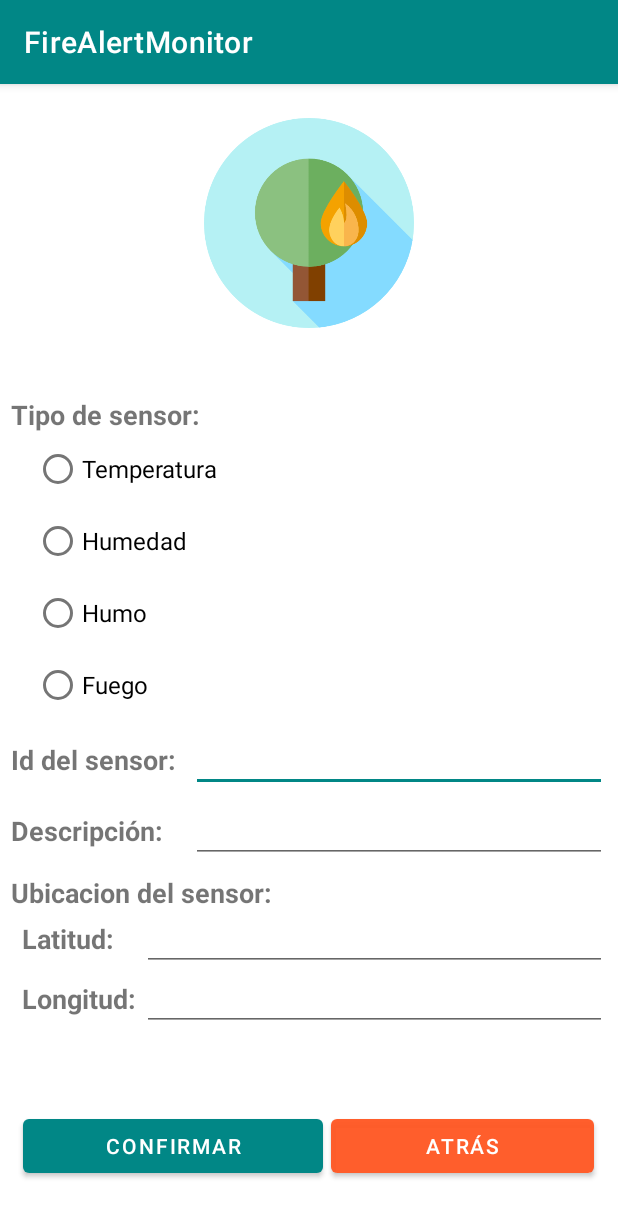
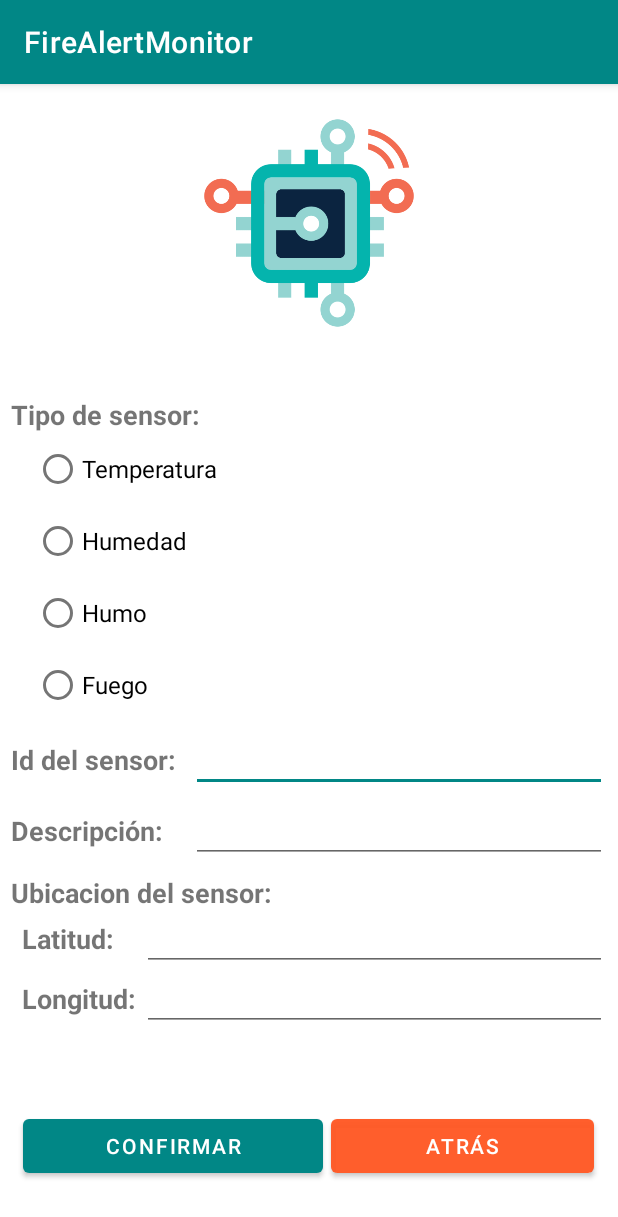
Before and after one commit to amst-fiec/2T2021-Monitoreo-y-detecci-n-de-incendios-en-bosques, an Android app: the RegistrarDispositivo_Activity screen opened directly, with no data from a screen before it, on a phone screen of 412 x 824 dp. Shown: the top 1217 px of the screen. Run offline under Robolectric (Android 15) with nearby library versions, the phone set to English and light mode, and no system bars.

Commit message:
Agregado icono iot_icon

```diff
--- a/ProyectoAMST_AndroidStudio/app/src/main/AndroidManifest.xml
+++ b/ProyectoAMST_AndroidStudio/app/src/main/AndroidManifest.xml
@@ -4,9 +4,9 @@
 
     <application
         android:allowBackup="true"
-        android:icon="@mipmap/ic_launcher_round"
+        android:icon="@drawable/logo_app"
         android:label="FireAlertMonitor"
-        android:roundIcon="@mipmap/ic_launcher_round"
+        android:roundIcon="@drawable/logo_app"
         android:supportsRtl="true"
         android:theme="@style/Theme.FireAlertMonitor_grupo4">
         <activity
--- a/ProyectoAMST_AndroidStudio/app/src/main/java/com/example/firealertmonitor_grupo4/DispositivosRegistrados_Activity.java
+++ b/ProyectoAMST_AndroidStudio/app/src/main/java/com/example/firealertmonitor_grupo4/DispositivosRegistrados_Activity.java
@@ -17,7 +17,5 @@ public class DispositivosRegistrados_Activity extends AppCompatActivity {
 
     public void volver(View view){
         finish();
-        Intent menu = new Intent(this, MenuPrincipal_Activity.class);
-        startActivity(menu);
     }
 }
--- a/ProyectoAMST_AndroidStudio/app/src/main/java/com/example/firealertmonitor_grupo4/RegistrarDispositivo_Activity.java
+++ b/ProyectoAMST_AndroidStudio/app/src/main/java/com/example/firealertmonitor_grupo4/RegistrarDispositivo_Activity.java
@@ -3,6 +3,7 @@ package com.example.firealertmonitor_grupo4;
 import androidx.appcompat.app.AppCompatActivity;
 
 import android.os.Bundle;
+import android.view.View;
 
 public class RegistrarDispositivo_Activity extends AppCompatActivity {
 
@@ -11,4 +12,8 @@ public class RegistrarDispositivo_Activity extends AppCompatActivity {
         super.onCreate(savedInstanceState);
         setContentView(R.layout.activity_registrar_dispositivo);
     }
+
+    public void volver(View view){
+        finish();
+    }
 }
--- a/ProyectoAMST_AndroidStudio/app/src/main/res/layout/activity_registrar_dispositivo.xml
+++ b/ProyectoAMST_AndroidStudio/app/src/main/res/layout/activity_registrar_dispositivo.xml
@@ -28,7 +28,7 @@
                 android:layout_height="140dp"
                 android:layout_marginTop="15dp"
                 android:adjustViewBounds="true"
-                app:srcCompat="@drawable/logo_app" />
+                app:srcCompat="@drawable/iot_icon" />
 
             <TextView
                 android:id="@+id/txt_tipoSensorLabel"
@@ -205,6 +205,7 @@
                     android:layout_width="175dp"
                     android:layout_height="wrap_content"
                     android:layout_gravity="center_horizontal"
+                    android:onClick="volver"
                     android:text="Atrás"
                     app:backgroundTint="#F3FF5722" />
 
--- a/ProyectoAMST_AndroidStudio/app/src/main/res/mipmap-anydpi-v26/ic_launcher.xml
+++ b/ProyectoAMST_AndroidStudio/app/src/main/res/mipmap-anydpi-v26/ic_launcher.xml
@@ -1,5 +1,5 @@
 <?xml version="1.0" encoding="utf-8"?>
 <adaptive-icon xmlns:android="http://schemas.android.com/apk/res/android">
     <background android:drawable="@color/ic_launcher_background"/>
-    <foreground android:drawable="@mipmap/ic_launcher"/>
+    <foreground android:drawable="@drawable/logo_app"/>
 </adaptive-icon>
--- a/ProyectoAMST_AndroidStudio/app/src/main/res/mipmap-anydpi-v26/ic_launcher_round.xml
+++ b/ProyectoAMST_AndroidStudio/app/src/main/res/mipmap-anydpi-v26/ic_launcher_round.xml
@@ -1,5 +1,5 @@
 <?xml version="1.0" encoding="utf-8"?>
 <adaptive-icon xmlns:android="http://schemas.android.com/apk/res/android">
     <background android:drawable="@color/ic_launcher_background"/>
-    <foreground android:drawable="@mipmap/ic_launcher_round"/>
+    <foreground android:drawable="@drawable/logo_app"/>
 </adaptive-icon>
--- a/ProyectoAMST_AndroidStudio/app/src/main/res/values/ic_launcher_background.xml
+++ b/ProyectoAMST_AndroidStudio/app/src/main/res/values/ic_launcher_background.xml
@@ -1,4 +1,4 @@
 <?xml version="1.0" encoding="utf-8"?>
 <resources>
-    <color name="ic_launcher_background">#FFFFFF</color>
+    <color name="ic_launcher_background">#00000000</color>
 </resources>
```
Also changed, not shown: ProyectoAMST_AndroidStudio/app/src/main/res/drawable/iot_icon.png (added).
